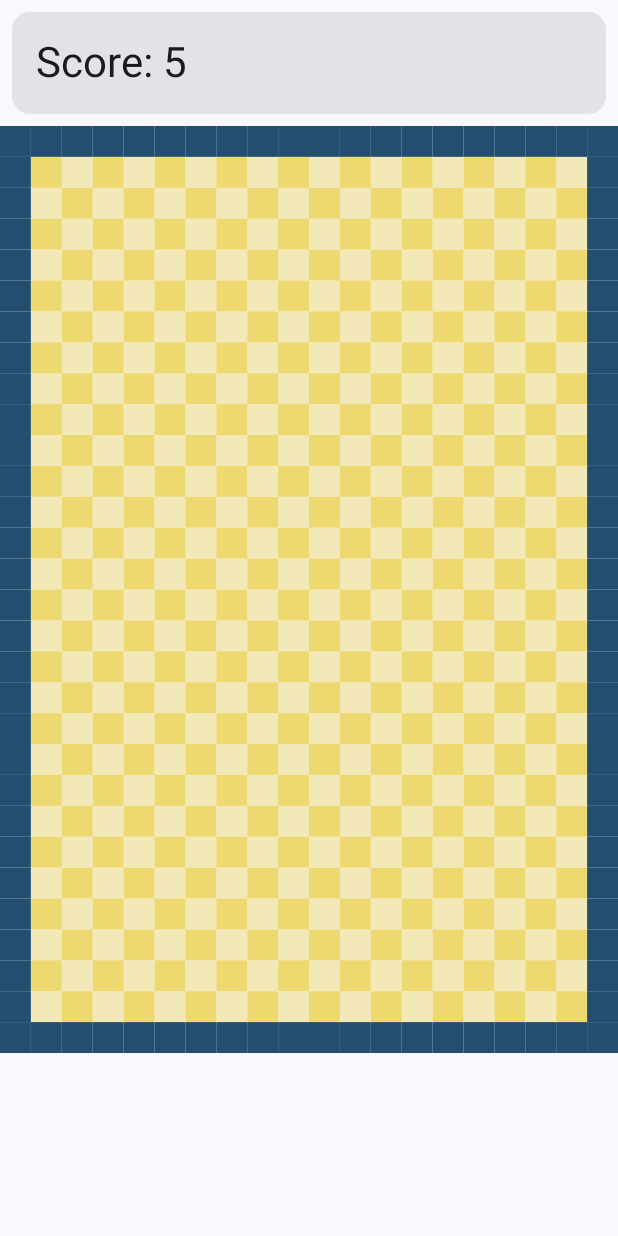
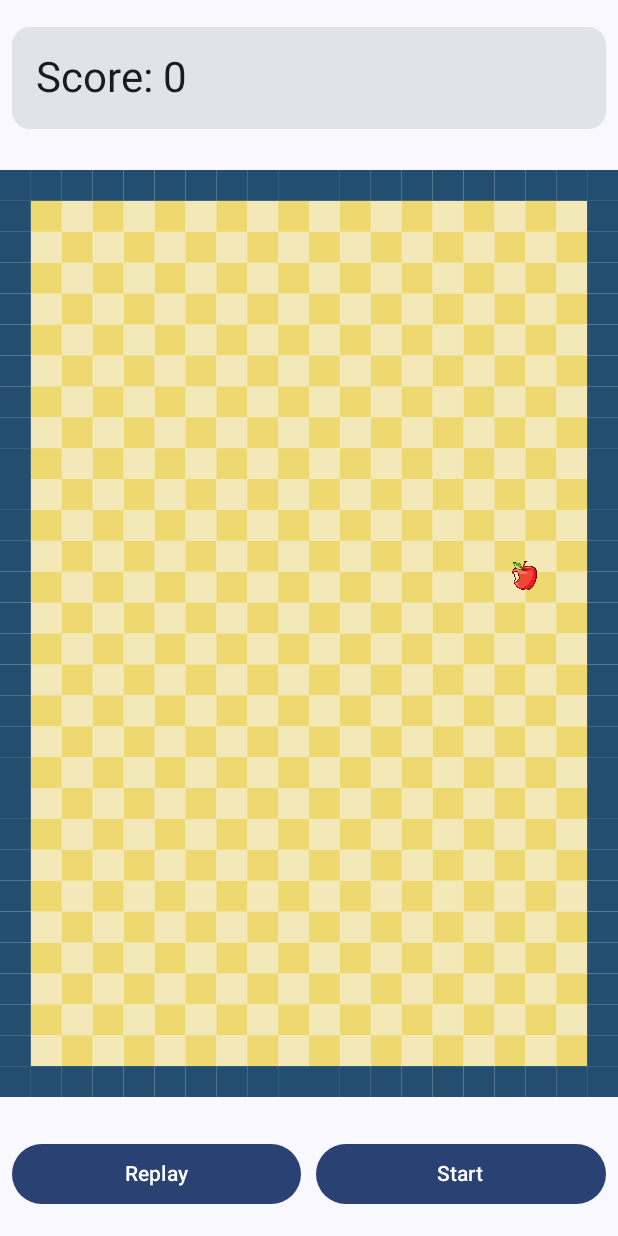
Before and after one commit to PurnenduSamanta/Snake, an Android app built with Jetpack Compose: the screen it shows after launch (MainActivity), on a phone screen of 412 x 824 dp. Run offline under Robolectric (Android 15) with nearby library versions, the phone set to English and light mode, and no system bars.

Commit message:
2nd_10_01_2024

```diff
--- a/app/src/main/java/com/purnendu/snake/MainActivity.kt
+++ b/app/src/main/java/com/purnendu/snake/MainActivity.kt
@@ -25,7 +25,7 @@ class MainActivity : ComponentActivity() {
                     modifier = Modifier.fillMaxSize(),
                     color = MaterialTheme.colorScheme.background
                 ) {
-                    SnakeGameScreen()
+                    SnakeGameScreen(SnakeGameState())
                 }
             }
         }
--- a/app/src/main/java/com/purnendu/snake/SnakeGameScreen.kt
+++ b/app/src/main/java/com/purnendu/snake/SnakeGameScreen.kt
@@ -1,11 +1,16 @@
 package com.purnendu.snake
 
 import androidx.compose.foundation.Canvas
+import androidx.compose.foundation.layout.Arrangement
 import androidx.compose.foundation.layout.Column
+import androidx.compose.foundation.layout.Row
+import androidx.compose.foundation.layout.Spacer
 import androidx.compose.foundation.layout.aspectRatio
 import androidx.compose.foundation.layout.fillMaxSize
 import androidx.compose.foundation.layout.fillMaxWidth
 import androidx.compose.foundation.layout.padding
+import androidx.compose.foundation.layout.width
+import androidx.compose.material3.Button
 import androidx.compose.material3.Card
 import androidx.compose.material3.MaterialTheme
 import androidx.compose.material3.Text
@@ -13,15 +18,26 @@ import androidx.compose.runtime.Composable
 import androidx.compose.ui.Modifier
 import androidx.compose.ui.geometry.Offset
 import androidx.compose.ui.geometry.Size
+import androidx.compose.ui.graphics.ImageBitmap
 import androidx.compose.ui.graphics.drawscope.DrawScope
+import androidx.compose.ui.res.imageResource
+import androidx.compose.ui.unit.IntOffset
+import androidx.compose.ui.unit.IntSize
 import androidx.compose.ui.unit.dp
 import com.purnendu.snake.ui.theme.Custard
 import com.purnendu.snake.ui.theme.RoyalBlue
 
 @Composable
-fun SnakeGameScreen() {
+fun SnakeGameScreen(
+    state: SnakeGameState
+) {
 
-    Column(modifier = Modifier.fillMaxSize()) {
+    val foodImageBitmap = ImageBitmap.imageResource(id = R.drawable.img_apple)
+
+    Column(
+        modifier = Modifier.fillMaxSize(),
+        verticalArrangement = Arrangement.SpaceAround
+    ) {
 
         Card(
             modifier = Modifier
@@ -31,7 +47,7 @@ fun SnakeGameScreen() {
 
             Text(
                 modifier = Modifier.padding(16.dp),
-                text = "Score: 5",
+                text = "Score: ${state.snake.size - 1}",
                 style = MaterialTheme.typography.headlineMedium
             )
         }
@@ -46,11 +62,38 @@ fun SnakeGameScreen() {
                 cellSize = size.width / 20,
                 cellColor = Custard,
                 borderCellColor = RoyalBlue,
-                gridWidth = 20,
-                gridHeight = 30
+                gridWidth = state.xAxisGridSize,
+                gridHeight = state.yAxisGridSize
+            )
+
+            drawFood(
+                foodImage = foodImageBitmap,
+                cellSize = (size.width / 20).toInt(),
+                coordinate = state.food
             )
 
 
+        }
+
+        Row(
+            modifier = Modifier
+                .padding(8.dp)
+                .fillMaxWidth()
+        ) {
+
+            Button(
+                modifier = Modifier.weight(1f),
+                onClick = { }) {
+                Text(text = "Replay")
+            }
+
+            Spacer(modifier = Modifier.width(10.dp))
+
+            Button(
+                modifier = Modifier.weight(1f),
+                onClick = { }) {
+                Text(text = "Start")
+            }
         }
 
     }
@@ -69,13 +112,30 @@ private fun DrawScope.drawGameBoard(
 
     for (i in 0 until gridWidth) {
         for (j in 0 until gridHeight) {
-            val isBorderCell= i==0 || j==0 || i== gridWidth -1 || j==gridHeight-1
+            val isBorderCell = i == 0 || j == 0 || i == gridWidth - 1 || j == gridHeight - 1
             drawRect(
-                color = if(isBorderCell) borderCellColor else if((i+j)%2==0) cellColor else cellColor.copy(alpha = 0.5f),
-                topLeft = Offset(x=i*cellSize,y=j*cellSize),
+                color = if (isBorderCell) borderCellColor else if ((i + j) % 2 == 0) cellColor else cellColor.copy(
+                    alpha = 0.5f
+                ),
+                topLeft = Offset(x = i * cellSize, y = j * cellSize),
                 size = Size(width = cellSize, height = cellSize)
             )
         }
     }
 
 }
+
+private fun DrawScope.drawFood(
+    foodImage: ImageBitmap,
+    cellSize: Int,
+    coordinate: Coordinate
+) {
+    drawImage(
+        image = foodImage,
+        dstOffset = IntOffset(
+            x = (coordinate.x * cellSize),
+            y = (coordinate.y * cellSize)
+        ),
+        dstSize = IntSize(cellSize, cellSize)
+    )
+}
--- /dev/null
+++ b/app/src/main/java/com/purnendu/snake/SnakeGameState.kt
@@ -0,0 +1,41 @@
+package com.purnendu.snake
+
+import kotlin.random.Random
+
+data class SnakeGameState(
+    val xAxisGridSize: Int = 20,
+    val yAxisGridSize: Int = 30,
+    val direction: Direction =Direction.RIGHT,
+    val snake:List<Coordinate> = listOf(Coordinate(x=5,y=5)),
+    val food:Coordinate = generateRandomFoodCoordinates(),
+    val isGameOver: Boolean = false,
+    val gameState: GameState = GameState.IDLE
+)
+{
+    companion object{
+        fun generateRandomFoodCoordinates():Coordinate
+        {
+            return Coordinate(
+                x= Random.nextInt(from = 1, until = 19),
+                y= Random.nextInt(from = 1, until =29)
+            )
+        }
+    }
+}
+
+enum class GameState
+{
+    IDLE,
+    STARTED,
+    PAUSED
+}
+
+
+enum class Direction {
+    UP,
+    DOWN,
+    LEFT,
+    RIGHT
+}
+
+data class Coordinate(val x: Int, val y: Int)
```
